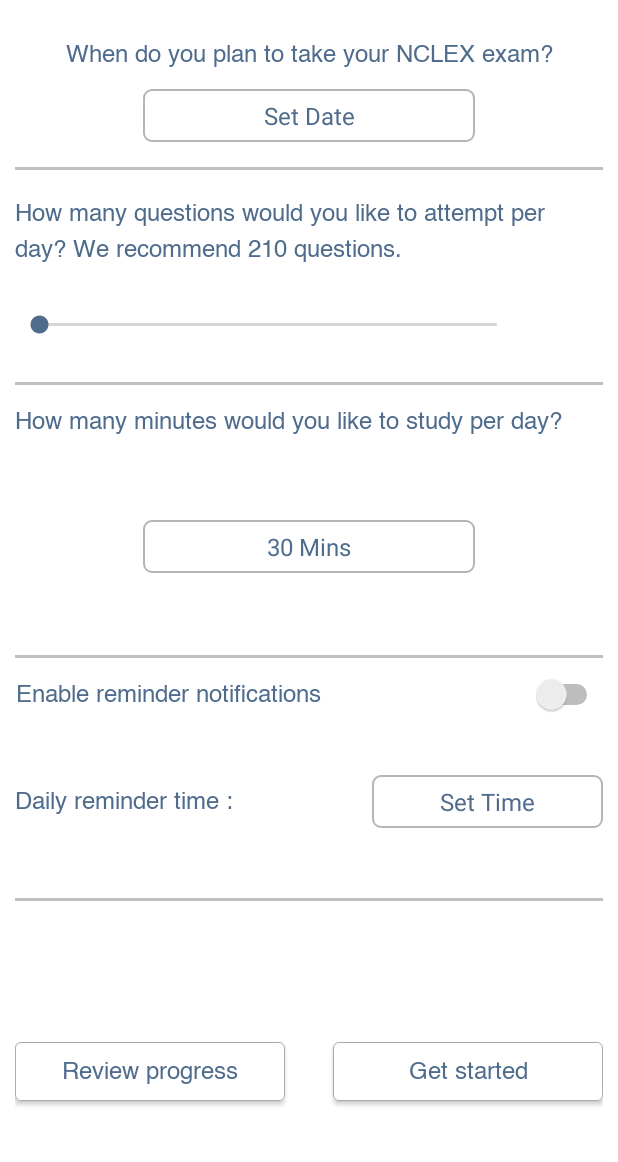
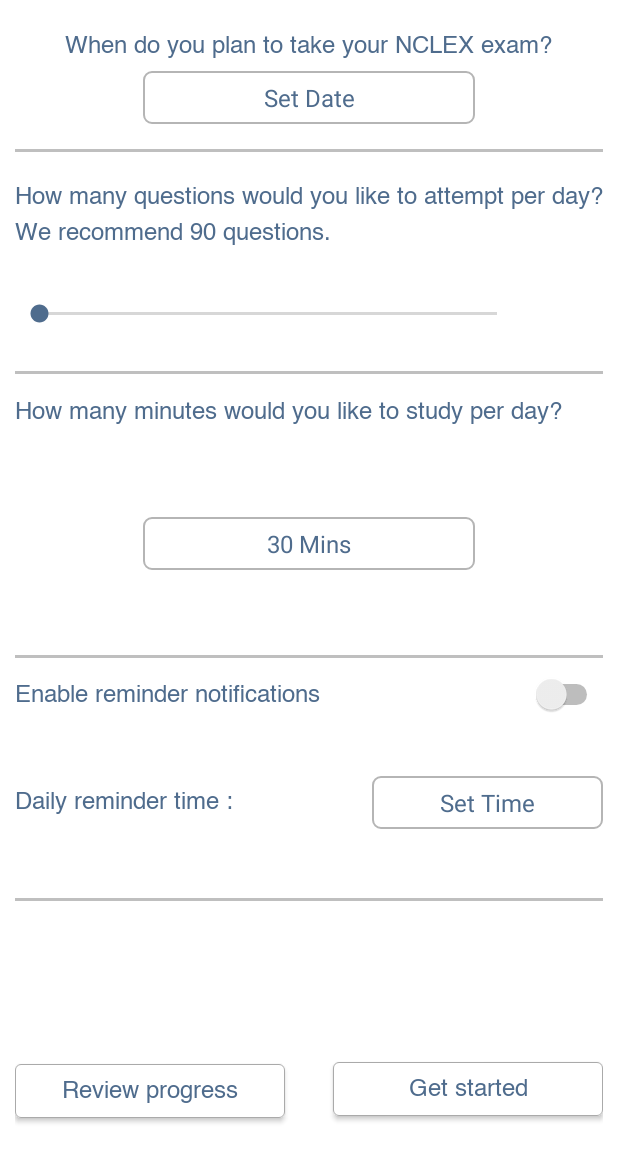
Before and after one commit to Tijil-Parmar/Android_Training, an Android app: the layout activity_main.xml on its own in the app's theme, with its tools: preview values and no code run, on a phone screen of 412 x 824 dp. Shown: the top 1162 px of the screen. Run offline under Robolectric (Android 15) with nearby library versions, the phone set to English and light mode, and no system bars.

Commit message:
Local Notification Update

```diff
--- a/app/src/main/java/com/example/StudyGoals/NotificationBroadcast.java
+++ b/app/src/main/java/com/example/StudyGoals/NotificationBroadcast.java
@@ -33,6 +33,7 @@ public class NotificationBroadcast extends BroadcastReceiver {
                 .setContentText("It's time to study.Let's get started :)")
                 .setContentIntent(pendingIntent)
                 .setPriority(NotificationCompat.PRIORITY_HIGH)
+                .setAutoCancel(true)
                 .setCategory(NotificationCompat.CATEGORY_MESSAGE);
         NotificationManagerCompat notificationManagerCompat = NotificationManagerCompat.from(context);
         notificationManagerCompat.notify(200, notification.build());
--- a/app/src/main/res/layout/activity_main.xml
+++ b/app/src/main/res/layout/activity_main.xml
@@ -40,8 +40,8 @@
 
         <TextView
             android:id="@+id/examDateTextView"
-            android:layout_width="392dp"
-            android:layout_height="38dp"
+            android:layout_width="wrap_content"
+            android:layout_height="wrap_content"
             android:fontFamily="@font/helvetica"
             android:gravity="center"
             android:text="@string/textViewDate"
@@ -56,8 +56,8 @@
 
         <TextView
             android:id="@+id/numberOfQuestionsTextView"
-            android:layout_width="387dp"
-            android:layout_height="46dp"
+            android:layout_width="match_parent"
+            android:layout_height="wrap_content"
             android:layout_marginTop="8dp"
             android:fontFamily="@font/helvetica"
             android:lineSpacingExtra="8sp"
@@ -73,8 +73,8 @@
 
         <TextView
             android:id="@+id/numberOfMinutesTextView"
-            android:layout_width="385dp"
-            android:layout_height="24dp"
+            android:layout_width="match_parent"
+            android:layout_height="wrap_content"
             android:layout_marginTop="72dp"
             android:fontFamily="@font/helvetica"
             android:text="@string/minutesPerDay"
@@ -89,7 +89,7 @@
 
         <Switch
             android:id="@+id/enableNotificationSwitch"
-            android:layout_width="391dp"
+            android:layout_width="match_parent"
             android:layout_height="51dp"
             android:layout_marginTop="10dp"
             android:fontFamily="@font/helvetica"
@@ -119,34 +119,30 @@
         <com.google.android.material.button.MaterialButton
             android:id="@+id/reviewProgressButton"
             android:layout_width="180dp"
-            android:layout_height="51dp"
-            android:layout_marginTop="200dp"
+            android:layout_height="wrap_content"
             android:backgroundTint="@color/white"
             android:fontFamily="@font/helvetica"
+            android:text="@string/reviewProgress"
             android:textAlignment="center"
-            android:text="@string/reviewProgress"
             android:textAppearance="@style/TextAppearance.AppCompat.Body1"
             android:textColor="#4f6c8d"
             android:textSize="16sp"
-            app:layout_constraintEnd_toEndOf="parent"
-            app:layout_constraintHorizontal_bias="0.0"
+            app:layout_constraintBottom_toBottomOf="parent"
             app:layout_constraintStart_toStartOf="parent"
             app:layout_constraintTop_toBottomOf="@+id/enableNotificationSwitch"
+            app:layout_constraintVertical_bias="0.748"
             app:strokeColor="#AAAAAA"
             app:strokeWidth="0.7dp" />
 
         <com.google.android.material.button.MaterialButton
             android:id="@+id/getStartedButton"
             android:layout_width="180dp"
-            android:layout_height="51dp"
+            android:layout_height="wrap_content"
             android:layout_marginLeft="5dp"
-            android:layout_marginTop="200dp"
-            app:strokeWidth="0.7dp"
             android:backgroundTint="@color/white"
-            app:strokeColor="#AAAAAA"
             android:fontFamily="@font/helvetica"
+            android:text="@string/get_started"
             android:textAlignment="center"
-            android:text="@string/get_started"
             android:textAppearance="@style/TextAppearance.AppCompat.Body1"
             android:textColor="#4f6c8d"
             android:textSize="16sp"
@@ -155,7 +151,9 @@
             app:layout_constraintHorizontal_bias="1.0"
             app:layout_constraintStart_toEndOf="@+id/reviewProgressButton"
             app:layout_constraintTop_toBottomOf="@+id/enableNotificationSwitch"
-            app:layout_constraintVertical_bias="0.0" />
+            app:layout_constraintVertical_bias="0.743"
+            app:strokeColor="#AAAAAA"
+            app:strokeWidth="0.7dp" />
 
         <TextView
             android:id="@+id/setReminderTimeTextView"
@@ -221,7 +219,6 @@
             android:background="@drawable/textviewborder"
             android:gravity="center"
             android:text="Set Date"
-            android:textAlignment="center"
             android:textColor="#4f6c8d"
             android:textSize="16sp"
             app:layout_constraintEnd_toEndOf="parent"
@@ -235,10 +232,9 @@
             android:background="@drawable/textviewborder"
             android:gravity="center"
             android:text="30 Mins"
-            android:textAlignment="center"
             android:textColor="#4f6c8d"
             android:textSize="16sp"
-            app:layout_constraintBottom_toTopOf="@+id/view2"
+            app:layout_constraintBottom_toTopOf="@+id/enableNotificationSwitch"
             app:layout_constraintEnd_toEndOf="parent"
             app:layout_constraintStart_toStartOf="parent"
             app:layout_constraintTop_toBottomOf="@+id/numberOfMinutesTextView" />
--- a/app/src/main/res/values/strings.xml
+++ b/app/src/main/res/values/strings.xml
@@ -1,7 +1,7 @@
 <resources>
     <string name="app_name">StudyGoal</string>
     <string name="textViewDate">When do you plan to take your NCLEX exam?</string>
-    <string name="questionsPerDayTextView">How many questions would you like to attempt per day? We recommend 210 questions.</string>
+    <string name="questionsPerDayTextView">How many questions would you like to attempt per day? We recommend 90 questions.</string>
     <string name="minutesPerDay">How many minutes would you like to study per day?</string>
     <string name="enableReminderNotifications">Enable reminder notifications</string>
     <string name="setDate">Set date</string>
```
Also changed, not shown: app/src/main/java/com/example/StudyGoals/MainActivity.java (+35 -35 lines), app/src/main/java/com/example/StudyGoals/StudyGoalNotification.java (+42 -0 lines).
